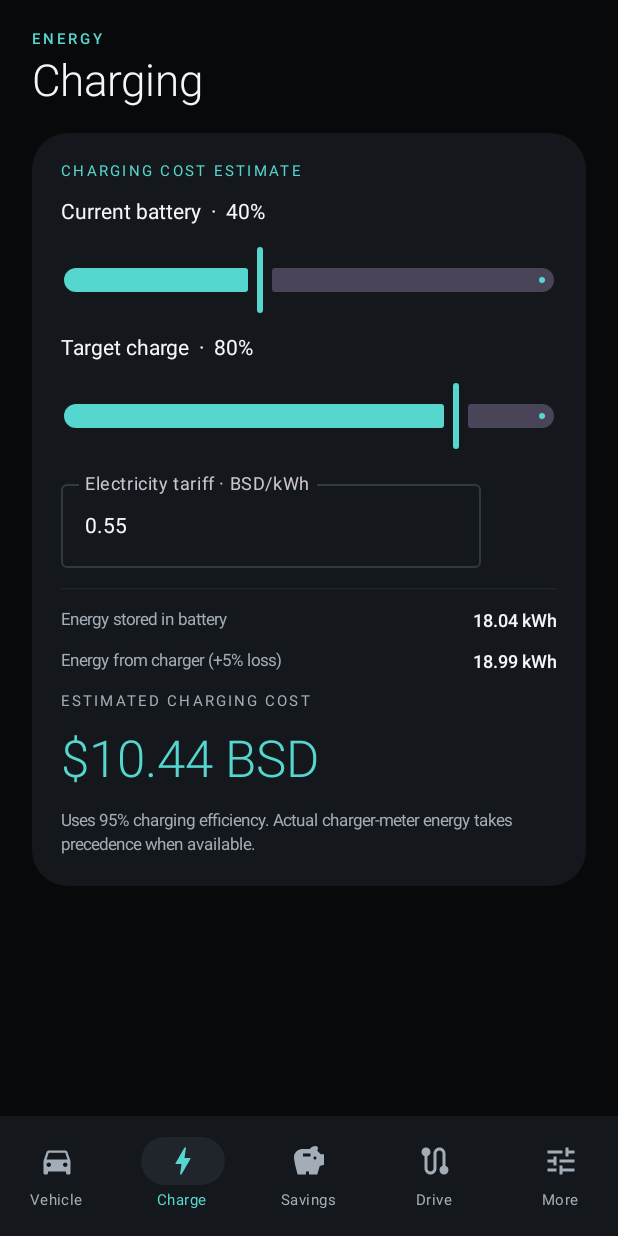
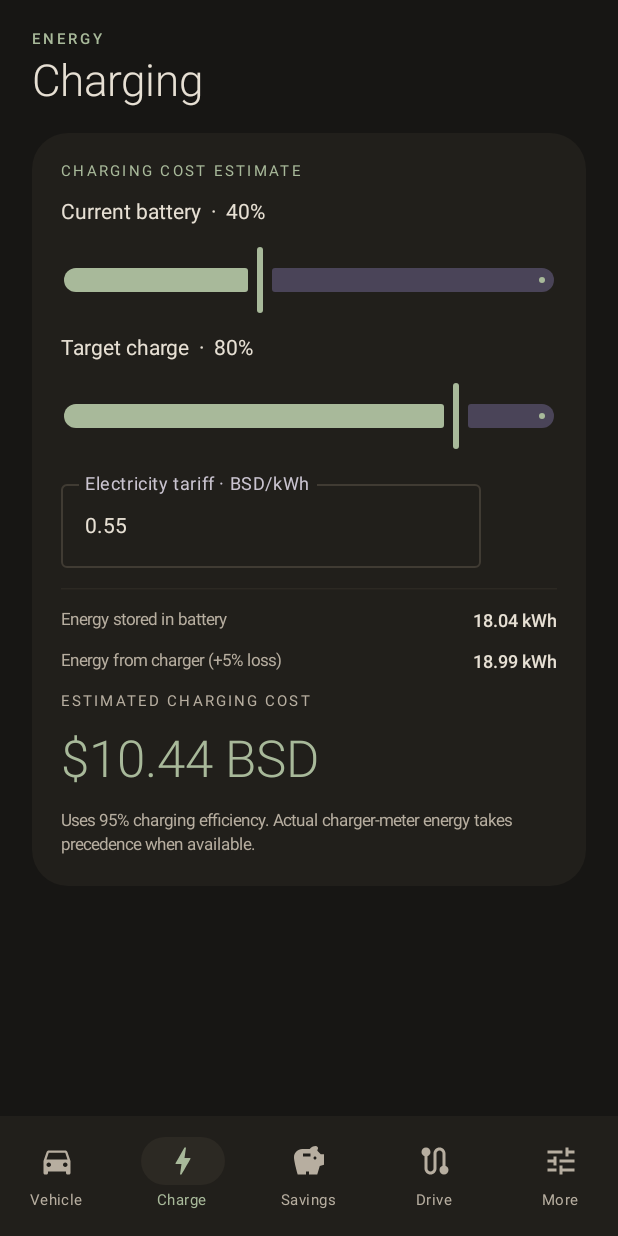
Before and after one commit to cryptomike87/TidalVolt, an Android app built with Jetpack Compose: the screen it shows after launch (MainActivity), item 2 of the bottom bar chosen, on a phone screen of 412 x 824 dp. Run offline under Robolectric (Android 15) with nearby library versions, the phone set to English and light mode, and no system bars.

Commit message:
style: soften dark mode with warm low-glare palette

```diff
--- a/app/src/main/java/com/tidalvolt/app/MainActivity.kt
+++ b/app/src/main/java/com/tidalvolt/app/MainActivity.kt
@@ -30,13 +30,15 @@ private data class TidalPalette(
     val outline: Color
 )
 private val Obsidian = TidalPalette(
-    background = Color(0xFF08090B),
-    surface = Color(0xFF14171B),
-    raised = Color(0xFF20252B),
-    accent = Color(0xFF55D6CE),
-    secondaryText = Color(0xFFA3ADB7),
-    primaryText = Color(0xFFF4F6F8),
-    outline = Color(0xFF303840)
+    // Warm charcoal avoids the stark contrast of pure black and pure white.
+    background = Color(0xFF171614),
+    surface = Color(0xFF211F1B),
+    raised = Color(0xFF2C2923),
+    // Muted sage is calmer than a highly saturated neon accent.
+    accent = Color(0xFFA8B99A),
+    secondaryText = Color(0xFFB7AEA0),
+    primaryText = Color(0xFFE7E0D4),
+    outline = Color(0xFF403B33)
 )
 private val Pearl = TidalPalette(
     background = Color(0xFFF5F4F0),
@@ -301,7 +303,7 @@ private fun MorePage(
                         modifier = Modifier.weight(1f)
                     )
                 }
-                Text(if (lightMode) "Pearl White · soft ivory background, clean white cards and deep slate text." else "Obsidian Black · near-black surfaces, cool white typography and a subtle teal accent.", color = SoftText, fontSize = 11.sp, lineHeight = 16.sp)
+                Text(if (lightMode) "Pearl White · soft ivory background, clean white cards and deep slate text." else "Obsidian Black · warm charcoal surfaces, soft ivory text and a muted sage accent designed to avoid harsh contrast.", color = SoftText, fontSize = 11.sp, lineHeight = 16.sp)
             }
         }
         Card(colors = CardDefaults.cardColors(containerColor = SurfaceDark), shape = RoundedCornerShape(22.dp)) {
```
